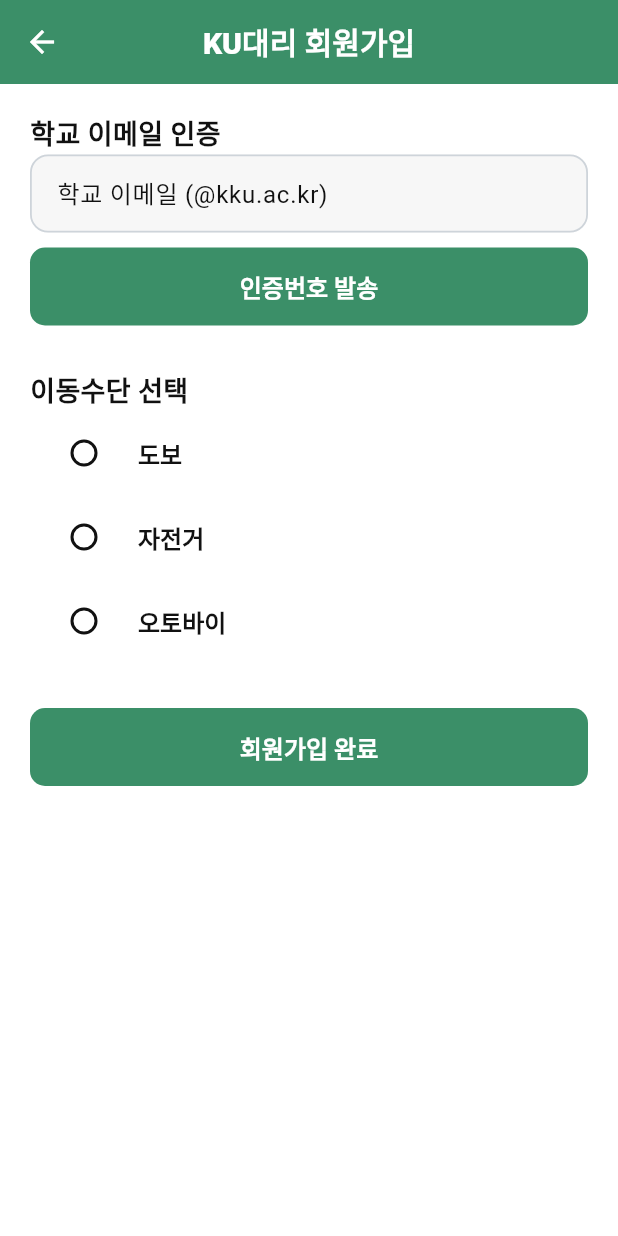
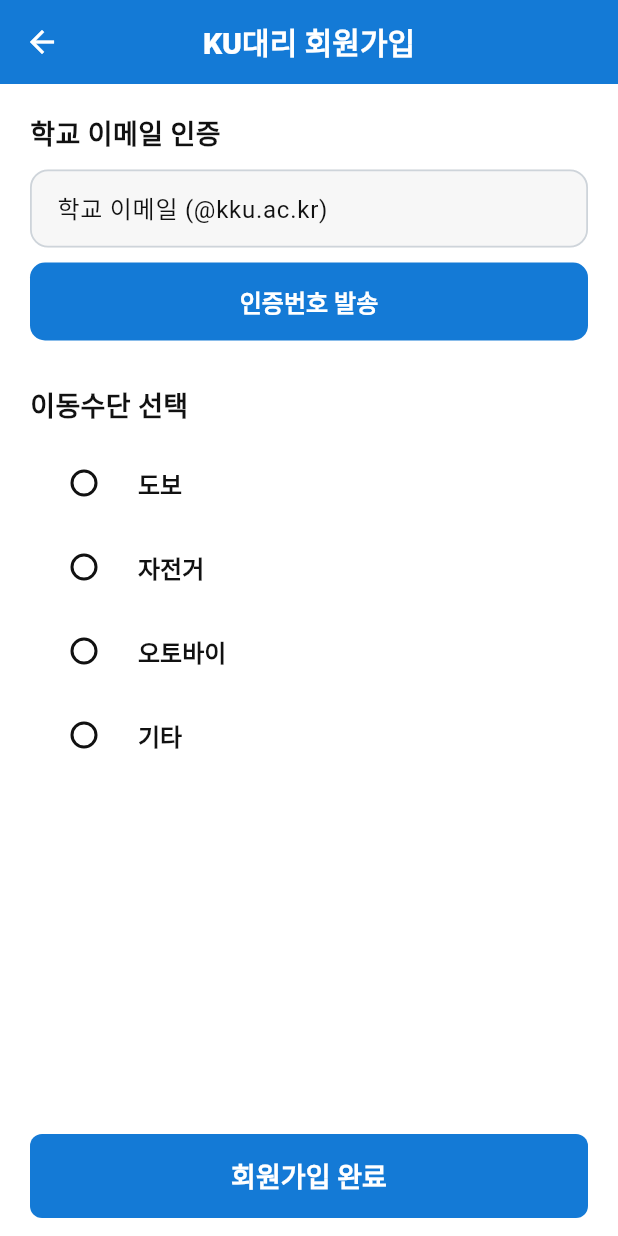
Before and after one commit to gegujin/KUmung_store, a Flutter app: the KuDeliverySignupPage screen opened directly, on a phone screen of 412 x 824 dp. Run offline on Flutter 3.47's test engine with Material 3 defaults, Android fonts, the light colour scheme and no system bars; our stand-ins replace flutter_rating_bar, geolocator, go_router, image_picker, timeago; missing offline and left inert: flutter_naver_map.

Commit message:
KU대리 회원가입 추가

```diff
--- a/lib/features/delivery/ku_delivery_signup_screen.dart
+++ b/lib/features/delivery/ku_delivery_signup_screen.dart
@@ -1,5 +1,8 @@
 import 'package:flutter/material.dart';
 import 'package:kumeong_store/features/delivery/ku_delivery_list_screen.dart';
+
+// KU대리 브랜드 색상
+const Color kuInfo = Color(0xFF147AD6);
 
 class KuDeliverySignupPage extends StatefulWidget {
   const KuDeliverySignupPage({super.key});
@@ -35,7 +38,7 @@ class _KuDeliverySignupPageState extends State<KuDeliverySignupPage> {
   // 인증번호 확인
   void _verifyCode() {
     setState(() {
-      isVerified = true; // 입력한 값 상관없이 인증 완료 처리
+      isVerified = true;
     });
     ScaffoldMessenger.of(context).showSnackBar(
       const SnackBar(content: Text("이메일 인증이 완료되었습니다.")),
@@ -73,15 +76,19 @@ class _KuDeliverySignupPageState extends State<KuDeliverySignupPage> {
     return Scaffold(
       appBar: AppBar(
         title: const Text("KU대리 회원가입"),
+        backgroundColor: kuInfo,
       ),
       body: Padding(
-        padding: const EdgeInsets.all(20),
+        padding: const EdgeInsets.symmetric(horizontal: 20),
         child: ListView(
           children: [
+            // 이메일 인증
+            const SizedBox(height: 20),
             const Text(
               "학교 이메일 인증",
               style: TextStyle(fontSize: 18, fontWeight: FontWeight.bold),
             ),
+            const SizedBox(height: 10),
             TextField(
               controller: _emailController,
               decoration: const InputDecoration(
@@ -91,9 +98,13 @@ class _KuDeliverySignupPageState extends State<KuDeliverySignupPage> {
             const SizedBox(height: 10),
             ElevatedButton(
               onPressed: _sendCode,
+              style: ElevatedButton.styleFrom(
+                backgroundColor: kuInfo,
+              ),
               child: const Text("인증번호 발송"),
             ),
             if (isCodeSent) ...[
+              const SizedBox(height: 10),
               TextField(
                 controller: _codeController,
                 decoration: const InputDecoration(labelText: "인증번호 입력"),
@@ -101,50 +112,69 @@ class _KuDeliverySignupPageState extends State<KuDeliverySignupPage> {
               const SizedBox(height: 10),
               ElevatedButton(
                 onPressed: _verifyCode,
+                style: ElevatedButton.styleFrom(
+                  backgroundColor: kuInfo,
+                ),
                 child: const Text("인증하기"),
               ),
             ],
+
+            // 이동수단 선택
             const SizedBox(height: 30),
             const Text(
               "이동수단 선택",
               style: TextStyle(fontSize: 18, fontWeight: FontWeight.bold),
             ),
+            const SizedBox(height: 10),
             RadioListTile<String>(
               title: const Text("도보"),
               value: "도보",
               groupValue: selectedTransport,
-              onChanged: (value) {
-                setState(() {
-                  selectedTransport = value;
-                });
-              },
+              onChanged: (value) => setState(() => selectedTransport = value),
             ),
             RadioListTile<String>(
               title: const Text("자전거"),
               value: "자전거",
               groupValue: selectedTransport,
-              onChanged: (value) {
-                setState(() {
-                  selectedTransport = value;
-                });
-              },
+              onChanged: (value) => setState(() => selectedTransport = value),
             ),
             RadioListTile<String>(
               title: const Text("오토바이"),
               value: "오토바이",
               groupValue: selectedTransport,
-              onChanged: (value) {
-                setState(() {
-                  selectedTransport = value;
-                });
-              },
+              onChanged: (value) => setState(() => selectedTransport = value),
             ),
-            const SizedBox(height: 30),
-            ElevatedButton(
-              onPressed: _completeSignup,
-              child: const Text("회원가입 완료"),
+            RadioListTile<String>(
+              title: const Text("기타"),
+              value: "기타",
+              groupValue: selectedTransport,
+              onChanged: (value) => setState(() => selectedTransport = value),
             ),
+            const SizedBox(height: 120),
           ],
+        ),
+      ),
+
+      // 회원가입 완료 버튼 하단 고정
+      bottomNavigationBar: Container(
+        padding: const EdgeInsets.symmetric(horizontal: 20, vertical: 12),
+        color: Colors.white,
+        child: SizedBox(
+          height: 56,
+          width: double.infinity,
+          child: ElevatedButton(
+            onPressed: _completeSignup,
+            style: ElevatedButton.styleFrom(
+              backgroundColor: kuInfo,
+              shape: RoundedRectangleBorder(
+                borderRadius: BorderRadius.circular(8),
+              ),
+            ),
+            child: const Text(
+              "회원가입 완료",
+              style: TextStyle(fontSize: 18, fontWeight: FontWeight.bold),
+            ),
+          ),
         ),
       ),
     );
```
Also changed, not shown: lib/features/home/home_screen.dart (+45 -31 lines).
